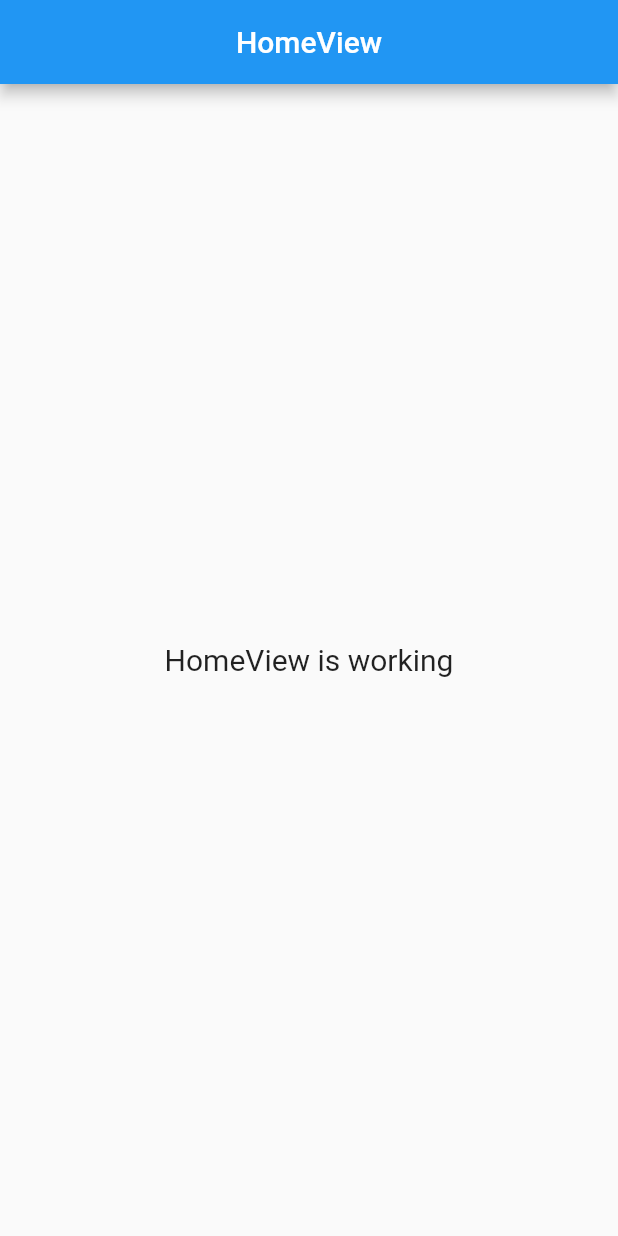
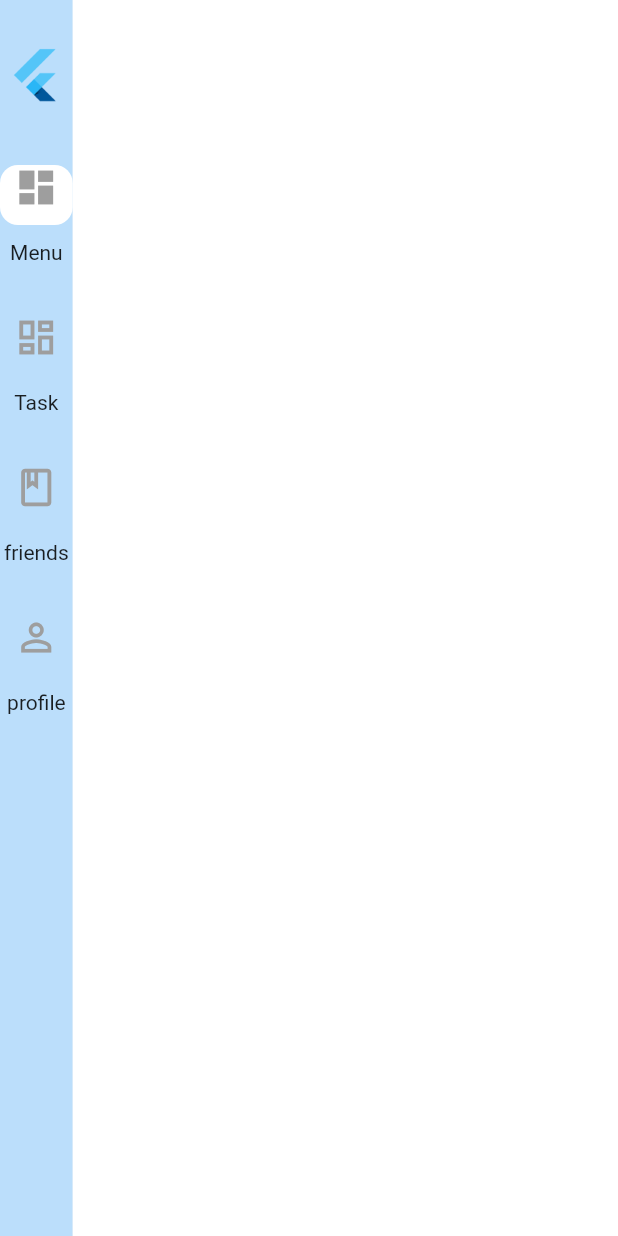
Before and after one commit to muslimah27/app-task-management, a Flutter app: the screen it shows after launch, on a phone screen of 412 x 824 dp. Run offline on Flutter 3.47's test engine with Material 2 defaults, Android fonts, the phone set to English and light mode, and no system bars; our stand-ins replace get; missing offline and left inert: dart:html.

```diff
--- a/lib/app/modules/home/views/home_view.dart
+++ b/lib/app/modules/home/views/home_view.dart
@@ -1,6 +1,11 @@
+import 'dart:html';
+
+import 'package:app_task_management/app/routes/app_pages.dart';
+import 'package:app_task_management/app/utils/widget/sidebar.dart';
 import 'package:flutter/material.dart';
 
 import 'package:get/get.dart';
+
 
 import '../controllers/home_controller.dart';
 
@@ -9,16 +14,23 @@ class HomeView extends GetView<HomeController> {
   @override
   Widget build(BuildContext context) {
     return Scaffold(
-      appBar: AppBar(
-        title: const Text('HomeView'),
-        centerTitle: true,
+      backgroundColor: Colors.blue[100],
+      body: Row(
+        children: [
+
+          Expanded(
+            flex: 2,
+            child: SideBar()),
+          Expanded(
+            flex: 15,
+            child: Container(
+            color: Colors.white,
+
+
+          ))
+        ],
       ),
-      body: Center(
-        child: Text(
-          'HomeView is working',
-          style: TextStyle(fontSize: 20),
-        ),
-      ),
+
     );
   }
 }
--- a/lib/app/modules/login/views/login_view.dart
+++ b/lib/app/modules/login/views/login_view.dart
@@ -18,6 +18,7 @@ class LoginView extends GetView<LoginController> {
         ),
         child: Row(
           children: [
+            !context.isPhone?
             Expanded(
                 child: Container(
                   padding: EdgeInsets.all(12),
@@ -35,7 +36,8 @@ class LoginView extends GetView<LoginController> {
                   Text("Login Untuk Akses", style: TextStyle(color: Colors.white, fontSize: 18),),
                 ],
               ),
-            )),
+            )
+            ): const SizedBox(),
             Expanded(
                 child: Container(
              decoration: BoxDecoration(
--- a/lib/app/routes/app_routes.dart
+++ b/lib/app/routes/app_routes.dart
@@ -7,6 +7,9 @@ abstract class Routes {
   static const NAME = _Paths.NAME;
   static const LOGIN = _Paths.LOGIN;
   static const ABOUT = _Paths.ABOUT;
+  static const FRIEND = _Paths.FRIEND;
+  static const PROFILE = _Paths.PROFILE;
+  static const TASK = _Paths.TASK;
 }
 
 abstract class _Paths {
@@ -15,4 +18,7 @@ abstract class _Paths {
   static const NAME = '/name';
   static const LOGIN = '/login';
   static const ABOUT = '/about';
+  static const FRIEND = '/friend';
+  static const PROFILE = '/profile';
+  static const TASK = '/task';
 }
--- /dev/null
+++ b/lib/app/utils/widget/sidebar.dart
@@ -0,0 +1,179 @@
+
+import 'package:flutter/material.dart';
+import 'package:get/get.dart';
+
+import '../../routes/app_pages.dart';
+
+class SideBar extends StatelessWidget {
+  const SideBar({
+    Key? key,
+  }) : super(key: key);
+
+  @override
+  Widget build(BuildContext context) {
+    return Drawer(
+      elevation: 5,
+      child: Container(
+        height: Get.height,
+      color: Colors.blue[100],
+      child: SingleChildScrollView(
+        child: Column(
+          mainAxisAlignment: MainAxisAlignment.start,
+          children: [
+            Container(
+              height: 100,
+              child: Image(image: AssetImage('assets/image/icon.png'),)
+            ),
+            SizedBox(height:10),
+            SizedBox(
+              height: 100,
+              child: Center(
+                child: InkWell(
+                  onTap: () => Get.toNamed(Routes.HOME),
+                  child: Column(
+                    children: [
+                      Container(
+                        height: 40,
+                        width: 100,
+                        decoration: Get.currentRoute == '/home' ? BoxDecoration(
+                          color: Colors.white,
+                          borderRadius: BorderRadius.circular(12)
+                        ):BoxDecoration(),
+                        child: Column(
+                          children: [
+                            Icon(
+                              Get.currentRoute == '/home' ?
+                              Icons.dashboard: Icons.dashboard_outlined, size: 30, color: Colors.grey,),
+
+
+                          ],
+                        ),
+
+                      ),
+                      SizedBox(height: 10,),
+                      Text("Menu")
+
+                    ],
+                  ),
+                ),
+              ),
+            ),
+            //menu 2
+
+             SizedBox(
+              height: 100,
+              child: Center(
+                child: InkWell(
+                  onTap: () => Get.toNamed(Routes.TASK),
+                  child: Column(
+                    children: [
+                      Container(
+                        height: 40,
+                        width: 100,
+                        decoration: Get.currentRoute == '/task' ? BoxDecoration(
+                          color: Colors.white,
+                          borderRadius: BorderRadius.circular(12)
+                        ):BoxDecoration(),
+                        child: Column(
+                          children: [
+                            Icon(
+                              Get.currentRoute == '/task' ?
+                              Icons.dashboard: Icons.dashboard_outlined, size: 30, color: Colors.grey,),
+
+
+                          ],
+                        ),
+
+                      ),
+                      SizedBox(height: 10,),
+                      Text("Task")
+
+                    ],
+                  ),
+                ),
+              ),
+            ),
+
+            //menu 3
+
+             SizedBox(
+              height: 100,
+              child: Center(
+                child: InkWell(
+                  onTap: () => Get.toNamed(Routes.FRIEND),
+                  child: Column(
+                    children: [
+                      Container(
+                        height: 40,
+                        width: 100,
+                        decoration: Get.currentRoute == '/friends' ? BoxDecoration(
+                          color: Colors.white,
+                          borderRadius: BorderRadius.circular(12)
+                        ):BoxDecoration(),
+                        child: Column(
+                          children: [
+                            Icon(
+                              Get.currentRoute == '/friends' ?
+                              Icons.class_sharp: Icons.class_outlined, size: 30, color: Colors.grey,),
+
+
+                          ],
+                        ),
+
+                      ),
+                      SizedBox(height: 10,),
+                      Text("friends")
+
+                    ],
+                  ),
+                ),
+              ),
+            ),
+
+            //menu 4
+
+             SizedBox(
+              height: 100,
+              child: Center(
+                child: InkWell(
+                  onTap: () => Get.toNamed(Routes.PROFILE),
+                  child: Column(
+                    children: [
+                      Container(
+                        height: 40,
+                        width: 100,
+                        decoration: Get.currentRoute == '/profile' ? BoxDecoration(
+                          color: Colors.white,
+                          borderRadius: BorderRadius.circular(12)
+                        ):BoxDecoration(),
+                        child: Column(
+                          children: [
+                            Icon(
+                              Get.currentRoute == '/profile' ?
+                              Icons.person: Icons.person_outline, size: 30, color: Colors.grey,),
+
+
+                          ],
+                        ),
+
+                      ),
+                      SizedBox(height: 10,),
+                      Text("profile")
+
+                    ],
+                  ),
+                ),
+              ),
+            ),
+
+
+
+          ],
+        ),
+      ),
+
+
+              ),
+    );
+  }
+}
--- a/pubspec.yaml
+++ b/pubspec.yaml
@@ -22,4 +22,4 @@ flutter:
   uses-material-design: true
 
   assets:
-    - assets/image/login.png
+    - assets/image/
```
Also changed, not shown: lib/app/modules/friend/bindings/friend_binding.dart (added, +12 -0 lines), lib/app/modules/friend/controllers/friend_controller.dart (added, +23 -0 lines), lib/app/modules/friend/views/friend_view.dart (added, +24 -0 lines), lib/app/modules/profile/bindings/profile_binding.dart (added, +12 -0 lines), lib/app/modules/profile/controllers/profile_controller.dart (added, +23 -0 lines), lib/app/modules/profile/views/profile_view.dart (added, +24 -0 lines), lib/app/modules/task/bindings/task_binding.dart (added, +12 -0 lines), lib/app/modules/task/controllers/task_controller.dart (added, +23 -0 lines), lib/app/modules/task/views/task_view.dart (added, +24 -0 lines), lib/app/routes/app_pages.dart (+21 -0 lines), assets/image/icon.png (added).
